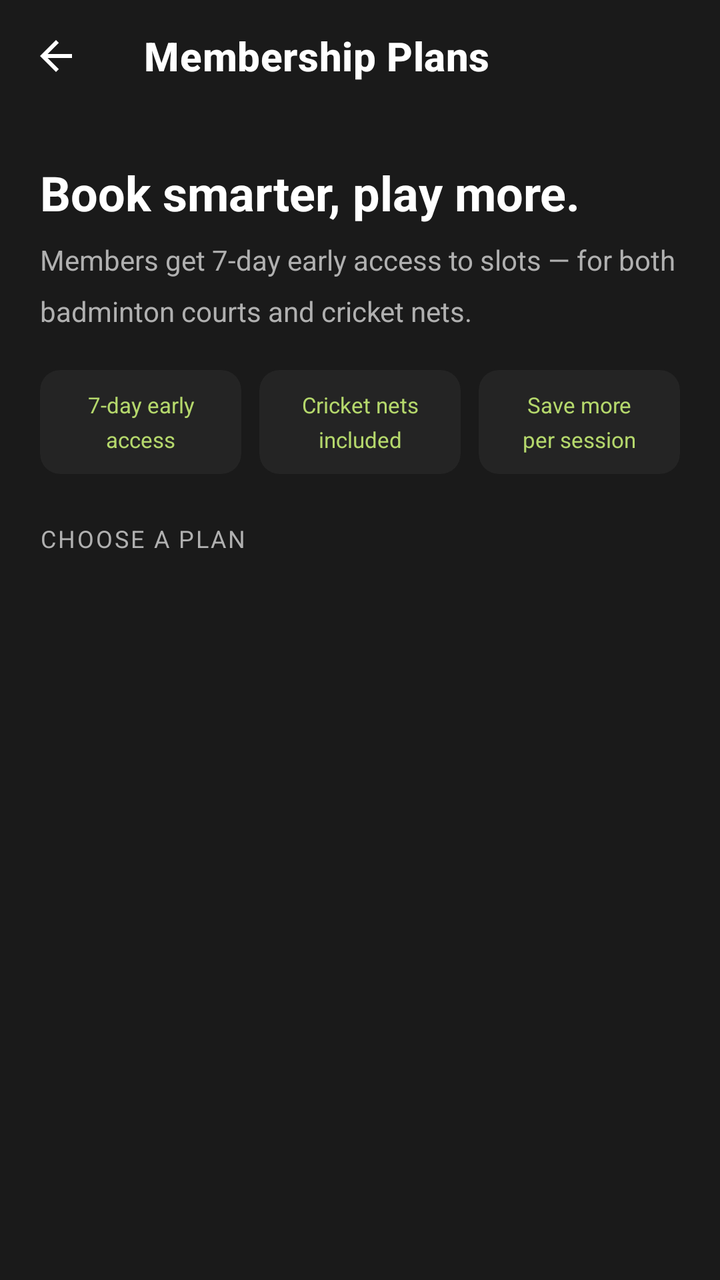
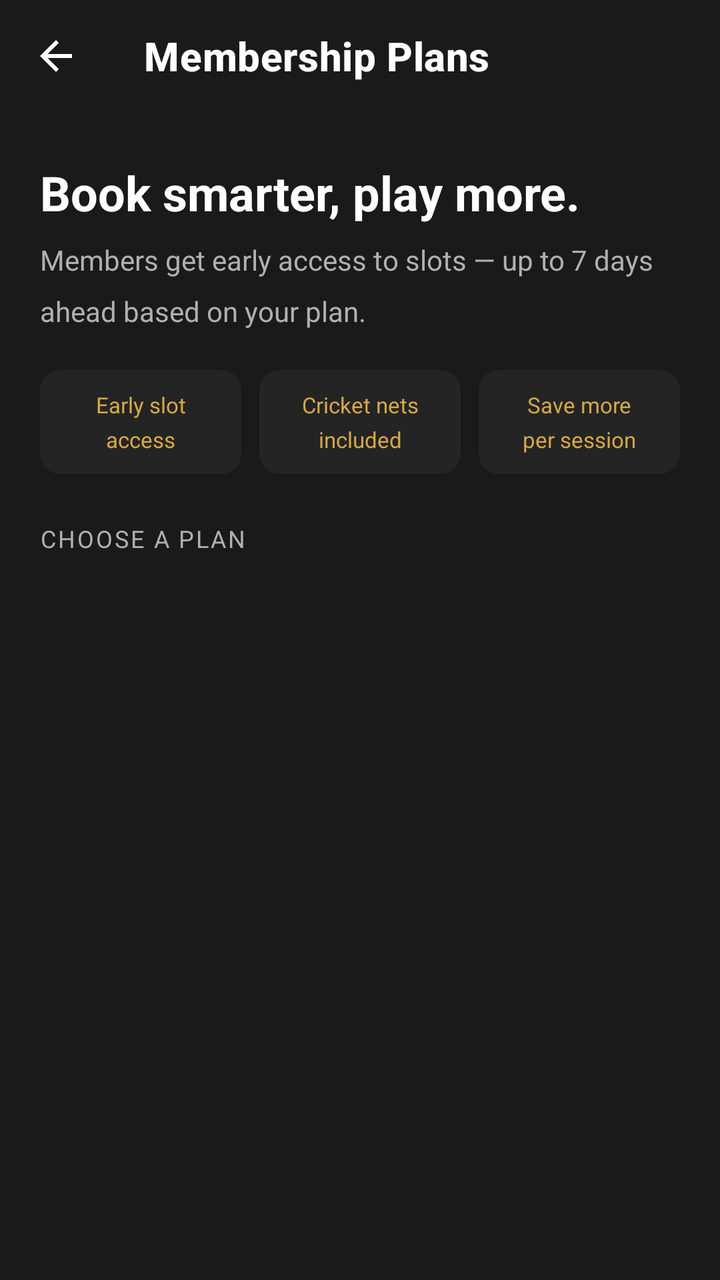

Compare the two renders of this Android layout. The source of the first and the diff that turns it into the second are given below.
<!-- AndroidManifest.xml: application theme Theme.SmashArena -->
<!-- res/layout/fragment_membership.xml -->
<?xml version="1.0" encoding="utf-8"?>
<androidx.coordinatorlayout.widget.CoordinatorLayout
    xmlns:android="http://schemas.android.com/apk/res/android"
    xmlns:app="http://schemas.android.com/apk/res-auto"
    android:layout_width="match_parent"
    android:layout_height="match_parent"
    android:background="@color/background"
    android:fitsSystemWindows="true">

    <com.google.android.material.appbar.AppBarLayout
        android:layout_width="match_parent"
        android:layout_height="wrap_content"
        android:background="@color/background"
        android:fitsSystemWindows="true"
        app:elevation="0dp">

        <com.google.android.material.appbar.MaterialToolbar
            android:id="@+id/toolbar"
            android:layout_width="match_parent"
            android:layout_height="?attr/actionBarSize"
            android:background="@color/background"
            app:navigationIcon="@drawable/ic_back"
            app:navigationIconTint="@color/text_primary"
            app:title="@string/membership_title"
            app:titleTextColor="@color/text_primary"
            app:titleTextAppearance="@style/TextAppearance.SmashArena.ToolbarTitle" />

    </com.google.android.material.appbar.AppBarLayout>

    <androidx.core.widget.NestedScrollView
        android:layout_width="match_parent"
        android:layout_height="match_parent"
        app:layout_behavior="@string/appbar_scrolling_view_behavior">

        <LinearLayout
            android:layout_width="match_parent"
            android:layout_height="wrap_content"
            android:orientation="vertical">

            
            <LinearLayout
                android:layout_width="match_parent"
                android:layout_height="wrap_content"
                android:orientation="vertical"
                android:paddingHorizontal="20dp"
                android:paddingTop="24dp"
                android:paddingBottom="12dp">

                <TextView
                    android:layout_width="wrap_content"
                    android:layout_height="wrap_content"
                    android:text="@string/membership_headline"
                    android:textColor="@color/text_primary"
                    android:textSize="24sp"
                    android:textStyle="bold"
                    android:layout_marginBottom="8dp" />

                <TextView
                    android:layout_width="wrap_content"
                    android:layout_height="wrap_content"
                    android:text="@string/membership_subheadline"
                    android:textColor="@color/text_secondary"
                    android:textSize="14sp"
                    android:lineSpacingMultiplier="1.5" />

            </LinearLayout>

            
            <LinearLayout
                android:layout_width="match_parent"
                android:layout_height="wrap_content"
                android:orientation="horizontal"
                android:paddingHorizontal="20dp"
                android:paddingTop="8dp"
                android:paddingBottom="24dp"
                android:weightSum="3">

                <com.google.android.material.card.MaterialCardView
                    android:layout_width="0dp"
                    android:layout_height="wrap_content"
                    android:layout_weight="1"
                    android:layout_marginEnd="6dp"
                    app:cardBackgroundColor="@color/surface"
                    app:cardCornerRadius="10dp"
                    app:cardElevation="0dp">

                    <TextView
                        android:layout_width="match_parent"
                        android:layout_height="wrap_content"
                        android:paddingVertical="10dp"
                        android:paddingHorizontal="8dp"
                        android:text="@string/perk_early_access"
                        android:textColor="@color/accent_green"
                        android:textSize="11sp"
                        android:gravity="center"
                        android:lineSpacingMultiplier="1.3" />

                </com.google.android.material.card.MaterialCardView>

                <com.google.android.material.card.MaterialCardView
                    android:layout_width="0dp"
                    android:layout_height="wrap_content"
                    android:layout_weight="1"
                    android:layout_marginHorizontal="3dp"
                    app:cardBackgroundColor="@color/surface"
                    app:cardCornerRadius="10dp"
                    app:cardElevation="0dp">

                    <TextView
                        android:layout_width="match_parent"
                        android:layout_height="wrap_content"
                        android:paddingVertical="10dp"
                        android:paddingHorizontal="8dp"
                        android:text="@string/perk_cricket_access"
                        android:textColor="@color/accent_green"
                        android:textSize="11sp"
                        android:gravity="center"
                        android:lineSpacingMultiplier="1.3" />

                </com.google.android.material.card.MaterialCardView>

                <com.google.android.material.card.MaterialCardView
                    android:layout_width="0dp"
                    android:layout_height="wrap_content"
                    android:layout_weight="1"
                    android:layout_marginStart="6dp"
                    app:cardBackgroundColor="@color/surface"
                    app:cardCornerRadius="10dp"
                    app:cardElevation="0dp">

                    <TextView
                        android:layout_width="match_parent"
                        android:layout_height="wrap_content"
                        android:paddingVertical="10dp"
                        android:paddingHorizontal="8dp"
                        android:text="@string/perk_save_more"
                        android:textColor="@color/accent_green"
                        android:textSize="11sp"
                        android:gravity="center"
                        android:lineSpacingMultiplier="1.3" />

                </com.google.android.material.card.MaterialCardView>

            </LinearLayout>

            
            <TextView
                android:layout_width="wrap_content"
                android:layout_height="wrap_content"
                android:paddingHorizontal="20dp"
                android:paddingBottom="12dp"
                android:text="@string/label_choose_plan"
                android:textColor="@color/text_secondary"
                android:textSize="12sp"
                android:letterSpacing="0.08"
                android:textAllCaps="true" />

            
            <androidx.recyclerview.widget.RecyclerView
                android:id="@+id/rv_plans"
                android:layout_width="match_parent"
                android:layout_height="wrap_content"
                android:paddingHorizontal="16dp"
                android:clipToPadding="false"
                android:overScrollMode="never"
                android:nestedScrollingEnabled="false"
                android:visibility="gone" />

            
            <com.google.android.material.button.MaterialButton
                android:id="@+id/btn_cancel_membership"
                style="@style/Widget.Material3.Button.TextButton"
                android:layout_width="wrap_content"
                android:layout_height="wrap_content"
                android:layout_gravity="center_horizontal"
                android:layout_marginTop="8dp"
                android:layout_marginBottom="32dp"
                android:text="@string/membership_cancel_btn"
                android:textColor="@color/cancel_action"
                android:visibility="gone" />

        </LinearLayout>

    </androidx.core.widget.NestedScrollView>

    <ProgressBar
        android:id="@+id/progress_bar"
        android:layout_width="wrap_content"
        android:layout_height="wrap_content"
        android:layout_gravity="center"
        android:visibility="gone" />

</androidx.coordinatorlayout.widget.CoordinatorLayout>
<!-- resources referenced by this layout -->
<resources>
  <color name="accent_green">#B5D86C</color>
  <color name="background">#1A1A1A</color>
  <color name="cancel_action">#CF6679</color>
  <color name="surface">#242424</color>
  <color name="text_primary">#FFFFFF</color>
  <color name="text_secondary">#B0B0B0</color>
  <!-- drawable ic_back (drawable) -->
  <vector xmlns:android="http://schemas.android.com/apk/res/android"
      android:width="24dp"
      android:height="24dp"
      android:viewportWidth="24"
      android:viewportHeight="24"
      android:tint="@color/text_primary">
      <path
          android:fillColor="@android:color/white"
          android:pathData="M20,11H7.83l5.59,-5.59L12,4l-8,8 8,8 1.41,-1.41L7.83,13H20v-2z" />
  </vector>
  <string name="label_choose_plan">Choose a plan</string>
  <string name="membership_cancel_btn">Cancel Membership</string>
  <string name="membership_headline">Book smarter, play more.</string>
  <string name="membership_subheadline">Members get 7-day early access to slots — for both badminton courts and cricket nets.</string>
  <string name="membership_title">Membership Plans</string>
  <string name="perk_cricket_access">Cricket nets\nincluded</string>
  <string name="perk_early_access">7-day early\naccess</string>
  <string name="perk_save_more">Save more\nper session</string>
  <style name="TextAppearance.SmashArena.ToolbarTitle" parent="TextAppearance.MaterialComponents.Headline6">
          <item name="android:textSize">20sp</item>
          <item name="android:textStyle">bold</item>
          <item name="android:textColor">@color/text_primary</item>
          <item name="android:letterSpacing">0.01</item>
      </style>
  <style name="Theme.SmashArena" parent="Theme.MaterialComponents.DayNight.NoActionBar">
          <item name="android:statusBarColor">@color/background</item>
          <item name="android:navigationBarColor">@color/background</item>
          <item name="android:windowBackground">@color/background</item>
          <item name="colorPrimary">@color/accent_green</item>
          <item name="colorPrimaryVariant">@color/accent_green_dark</item>
          <item name="colorOnPrimary">@color/background</item>
          <item name="colorSurface">@color/surface</item>
          <item name="colorOnSurface">@color/text_primary</item>
          <item name="materialAlertDialogTheme">@style/Theme.SmashArena.Dialog</item>
      </style>
  <color name="accent_green_dark">#8FAF3E</color>
  <style name="Theme.SmashArena.Dialog" parent="Theme.MaterialComponents.DayNight.Dialog">
          <item name="colorSurface">@color/surface</item>
          <item name="colorOnSurface">@color/text_primary</item>
          <item name="colorPrimary">@color/accent_green</item>
          <item name="android:colorBackground">@color/surface</item>
          <item name="buttonBarPositiveButtonStyle">@style/Theme.SmashArena.Dialog.PositiveButton</item>
          <item name="buttonBarNegativeButtonStyle">@style/Theme.SmashArena.Dialog.NegativeButton</item>
      </style>
  <style name="Theme.SmashArena.Dialog.PositiveButton" parent="Widget.MaterialComponents.Button.TextButton.Dialog">
          <item name="android:textColor">@color/accent_green</item>
      </style>
  <style name="Theme.SmashArena.Dialog.NegativeButton" parent="Widget.MaterialComponents.Button.TextButton.Dialog">
          <item name="android:textColor">@color/text_secondary</item>
      </style>
</resources>

<!-- the commit's change to res/layout/fragment_membership.xml (unified diff, before → after) -->
@@ -90,7 +90,7 @@
                         android:paddingVertical="10dp"
                         android:paddingHorizontal="8dp"
                         android:text="@string/perk_early_access"
-                        android:textColor="@color/accent_green"
+                        android:textColor="@color/accent_gold"
                         android:textSize="11sp"
                         android:gravity="center"
                         android:lineSpacingMultiplier="1.3" />
@@ -112,7 +112,7 @@
                         android:paddingVertical="10dp"
                         android:paddingHorizontal="8dp"
                         android:text="@string/perk_cricket_access"
-                        android:textColor="@color/accent_green"
+                        android:textColor="@color/accent_gold"
                         android:textSize="11sp"
                         android:gravity="center"
                         android:lineSpacingMultiplier="1.3" />
@@ -134,7 +134,7 @@
                         android:paddingVertical="10dp"
                         android:paddingHorizontal="8dp"
                         android:text="@string/perk_save_more"
-                        android:textColor="@color/accent_green"
+                        android:textColor="@color/accent_gold"
                         android:textSize="11sp"
                         android:gravity="center"
                         android:lineSpacingMultiplier="1.3" />
<!-- resource entries referenced after the edit -->
@@ -1,5 +1,6 @@
 <!-- resources referenced by this layout -->
 <resources>
+  <color name="accent_gold">#D4A849</color>
   <color name="accent_green">#B5D86C</color>
   <color name="background">#1A1A1A</color>
   <color name="cancel_action">#CF6679</color>
@@ -20,10 +21,10 @@
   <string name="label_choose_plan">Choose a plan</string>
   <string name="membership_cancel_btn">Cancel Membership</string>
   <string name="membership_headline">Book smarter, play more.</string>
-  <string name="membership_subheadline">Members get 7-day early access to slots — for both badminton courts and cricket nets.</string>
+  <string name="membership_subheadline">Members get early access to slots — up to 7 days ahead based on your plan.</string>
   <string name="membership_title">Membership Plans</string>
   <string name="perk_cricket_access">Cricket nets\nincluded</string>
-  <string name="perk_early_access">7-day early\naccess</string>
+  <string name="perk_early_access">Early slot\naccess</string>
   <string name="perk_save_more">Save more\nper session</string>
   <style name="TextAppearance.SmashArena.ToolbarTitle" parent="TextAppearance.MaterialComponents.Headline6">
           <item name="android:textSize">20sp</item>
